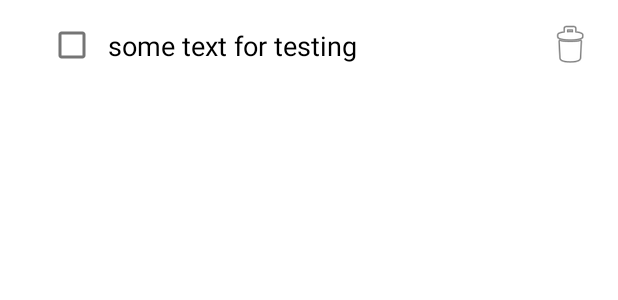
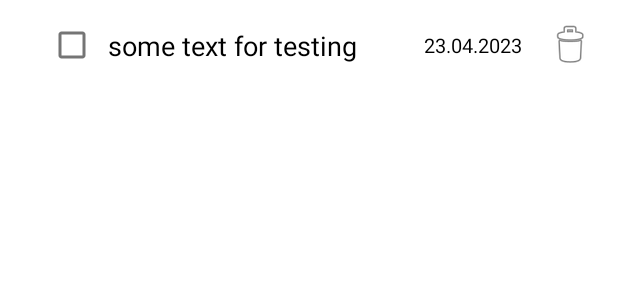
Before and after one commit to CreatFun/LifeRun, an Android app: the layout item_note_list.xml on its own in the app's theme, with its tools: preview values and no code run, on a phone screen of 412 x 824 dp. Shown: the top 300 px of the screen. Run offline under Robolectric (Android 15) with nearby library versions, the phone set to English and light mode, and no system bars.

Commit message:
added deadline date next to note name

```diff
--- a/app/src/main/res/layout/item_note_list.xml
+++ b/app/src/main/res/layout/item_note_list.xml
@@ -27,6 +27,15 @@
         tools:text="some text for testing"
         />
 
+    <TextView
+        android:id="@+id/note_deadline"
+        android:textColor="@color/black"
+        android:textSize="13sp"
+        android:layout_width="wrap_content"
+        android:layout_height="wrap_content"
+        tools:text="23.04.2023"
+        />
+
 
     <ImageView
         android:id="@+id/delete"
```
Also changed, not shown: app/src/main/java/com/example/liferun/Adapter.java (+16 -3 lines).
